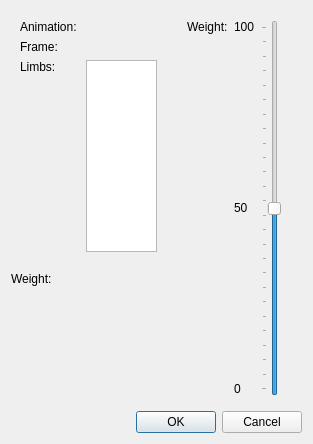
Qt form src/LimbsWeightDialog.ui (tapple/animik) before a commit.
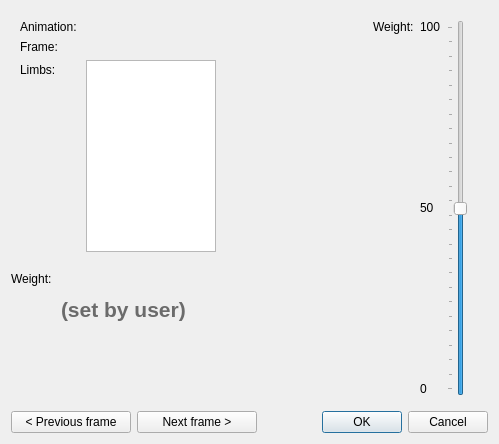
The same form after that commit.

Commit message: Slight progress in limbs' weights.

Patch:
```diff
--- a/src/LimbsWeightDialog.ui
+++ b/src/LimbsWeightDialog.ui
@@ -6,7 +6,7 @@
    <rect>
     <x>0</x>
     <y>0</y>
-    <width>313</width>
+    <width>499</width>
     <height>444</height>
    </rect>
   </property>
@@ -14,7 +14,7 @@
    <string>Set limb(s) weight</string>
   </property>
   <layout class="QGridLayout" name="gridLayout">
-   <item row="6" column="0" colspan="6">
+   <item row="6" column="2" colspan="4">
     <widget class="QDialogButtonBox" name="buttonBox">
      <property name="orientation">
       <enum>Qt::Horizontal</enum>
@@ -37,7 +37,7 @@
      </property>
      <property name="minimumSize">
       <size>
-       <width>150</width>
+       <width>300</width>
        <height>200</height>
       </size>
      </property>
@@ -124,6 +124,12 @@
           <verstretch>0</verstretch>
          </sizepolicy>
         </property>
+        <property name="maximumSize">
+         <size>
+          <width>130</width>
+          <height>16777215</height>
+         </size>
+        </property>
         <property name="selectionMode">
          <enum>QAbstractItemView::NoSelection</enum>
         </property>
@@ -145,6 +151,32 @@
         </property>
        </spacer>
       </item>
+      <item row="2" column="2">
+       <spacer name="horizontalSpacer_2">
+        <property name="orientation">
+         <enum>Qt::Horizontal</enum>
+        </property>
+        <property name="sizeHint" stdset="0">
+         <size>
+          <width>40</width>
+          <height>20</height>
+         </size>
+        </property>
+       </spacer>
+      </item>
+      <item row="0" column="1" colspan="2">
+       <widget class="QLabel" name="animNameLabel">
+        <property name="sizePolicy">
+         <sizepolicy hsizetype="Maximum" vsizetype="Maximum">
+          <horstretch>0</horstretch>
+          <verstretch>0</verstretch>
+         </sizepolicy>
+        </property>
+        <property name="text">
+         <string>&lt;name&gt;</string>
+        </property>
+       </widget>
+      </item>
      </layout>
     </widget>
    </item>
@@ -265,19 +297,6 @@
      </property>
     </spacer>
    </item>
-   <item row="0" column="4">
-    <spacer name="horizontalSpacer">
-     <property name="orientation">
-      <enum>Qt::Horizontal</enum>
-     </property>
-     <property name="sizeHint" stdset="0">
-      <size>
-       <width>40</width>
-       <height>20</height>
-      </size>
-     </property>
-    </spacer>
-   </item>
    <item row="1" column="0">
     <widget class="QLabel" name="label_6">
      <property name="sizePolicy">
@@ -308,6 +327,96 @@
      </property>
     </widget>
    </item>
+   <item row="0" column="2">
+    <spacer name="horizontalSpacer">
+     <property name="orientation">
+      <enum>Qt::Horizontal</enum>
+     </property>
+     <property name="sizeHint" stdset="0">
+      <size>
+       <width>40</width>
+       <height>20</height>
+      </size>
+     </property>
+    </spacer>
+   </item>
+   <item row="6" column="0" colspan="2">
+    <widget class="QWidget" name="widget_3" native="true">
+     <layout class="QHBoxLayout" name="horizontalLayout">
+      <property name="margin">
+       <number>0</number>
+      </property>
+      <item>
+       <widget class="QPushButton" name="prevFrameButton">
+        <property name="sizePolicy">
+         <sizepolicy hsizetype="Fixed" vsizetype="Fixed">
+          <horstretch>0</horstretch>
+          <verstretch>0</verstretch>
+         </sizepolicy>
+        </property>
+        <property name="minimumSize">
+         <size>
+          <width>120</width>
+          <height>0</height>
+         </size>
+        </property>
+        <property name="text">
+         <string>&lt; Previous frame</string>
+        </property>
+       </widget>
+      </item>
+      <item>
+       <widget class="QPushButton" name="nextFrameButton">
+        <property name="sizePolicy">
+         <sizepolicy hsizetype="Fixed" vsizetype="Fixed">
+          <horstretch>0</horstretch>
+          <verstretch>0</verstretch>
+         </sizepolicy>
+        </property>
+        <property name="minimumSize">
+         <size>
+          <width>120</width>
+          <height>0</height>
+         </size>
+        </property>
+        <property name="text">
+         <string>Next frame &gt;</string>
+        </property>
+       </widget>
+      </item>
+      <item>
+       <spacer name="horizontalSpacer_3">
+        <property name="orientation">
+         <enum>Qt::Horizontal</enum>
+        </property>
+        <property name="sizeHint" stdset="0">
+         <size>
+          <width>40</width>
+          <height>20</height>
+         </size>
+        </property>
+       </spacer>
+      </item>
+     </layout>
+    </widget>
+   </item>
+   <item row="2" column="1">
+    <widget class="QLabel" name="setByUserLabel">
+     <property name="font">
+      <font>
+       <pointsize>16</pointsize>
+       <weight>75</weight>
+       <bold>true</bold>
+      </font>
+     </property>
+     <property name="styleSheet">
+      <string notr="true">color: rgb(107, 107, 107);</string>
+     </property>
+     <property name="text">
+      <string>(set by user)</string>
+     </property>
+    </widget>
+   </item>
   </layout>
  </widget>
  <resources/>
```
Left out of the diff: 51 changed lines with no effect on the pictures. The commit also changes 14 other files.
